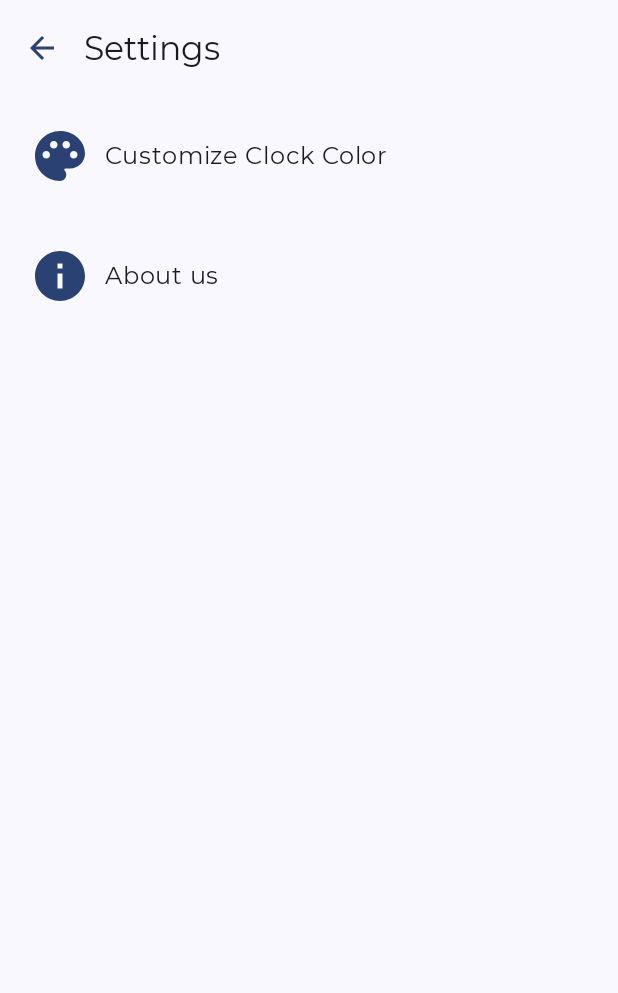
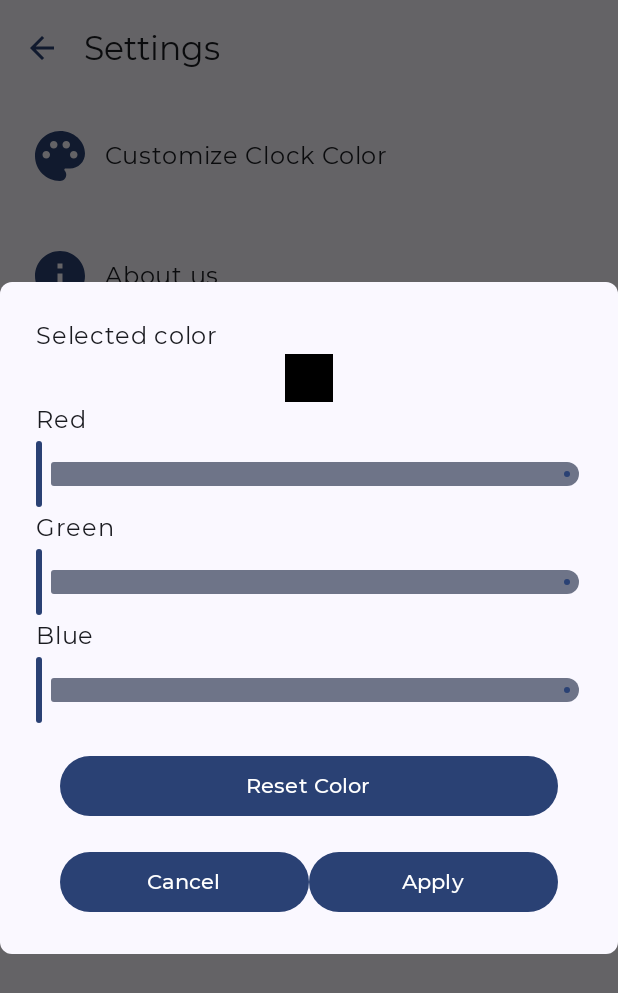
Before and after one commit to Elisszta/android_project, an Android app built with Jetpack Compose: the SettingPage screen opened through its navigation route, after a tap on "Customize Clock Color", on a phone screen of 412 x 824 dp. Shown: the top 993 px of the screen. Run offline under Robolectric (Android 15) with nearby library versions, the phone set to English and light mode, and no system bars; our stand-ins replace window size class.

Commit message:
Settings ui completed

```diff
--- a/EveryClocked/app/src/main/AndroidManifest.xml
+++ b/EveryClocked/app/src/main/AndroidManifest.xml
@@ -14,6 +14,7 @@
         tools:targetApi="31" >
         <activity
             android:name=".MainActivity"
+            android:screenOrientation="portrait"
             android:exported="true"
             android:label="@string/app_name"
             android:theme="@style/Theme.EveryClocked" >
--- /dev/null
+++ b/EveryClocked/app/src/main/java/com/everyclocked/settings/ColorSelection.kt
@@ -0,0 +1,130 @@
+package com.everyclocked.settings
+
+import androidx.compose.foundation.background
+import androidx.compose.foundation.layout.Box
+import androidx.compose.foundation.layout.Column
+import androidx.compose.foundation.layout.Row
+import androidx.compose.foundation.layout.fillMaxWidth
+import androidx.compose.foundation.layout.padding
+import androidx.compose.foundation.layout.size
+import androidx.compose.foundation.layout.width
+import androidx.compose.foundation.shape.RoundedCornerShape
+import androidx.compose.material3.AlertDialog
+import androidx.compose.material3.Button
+import androidx.compose.material3.ExperimentalMaterial3Api
+import androidx.compose.material3.MaterialTheme
+import androidx.compose.material3.Slider
+import androidx.compose.material3.Text
+import androidx.compose.runtime.Composable
+import androidx.compose.runtime.LaunchedEffect
+import androidx.compose.runtime.MutableState
+import androidx.compose.runtime.getValue
+import androidx.compose.runtime.mutableStateOf
+import androidx.compose.runtime.remember
+import androidx.compose.runtime.setValue
+import androidx.compose.ui.Alignment
+import androidx.compose.ui.Alignment.Companion.CenterHorizontally
+import androidx.compose.ui.Modifier
+import androidx.compose.ui.graphics.Color
+import androidx.compose.ui.text.style.TextAlign
+import androidx.compose.ui.unit.dp
+import androidx.compose.ui.window.DialogProperties
+
+@OptIn(ExperimentalMaterial3Api::class)
+@Composable
+fun ColorSelection(
+    showDialog: MutableState<Boolean>
+) {
+    AlertDialog(
+        modifier = Modifier.background(
+            color = MaterialTheme.colorScheme.background,
+            shape = RoundedCornerShape(8.dp)
+        ),
+        onDismissRequest = { showDialog.value = false },
+        properties = DialogProperties(dismissOnBackPress = true, dismissOnClickOutside = false),
+    ) {
+        val red = remember {
+            mutableStateOf(0f)
+        }
+        val green = remember {
+            mutableStateOf(0f)
+        }
+        val blue = remember {
+            mutableStateOf(0f)
+        }
+        val color = remember {
+            mutableStateOf(Color(red.value, green.value, blue.value))
+        }
+        LaunchedEffect(key1 = red.value, key2 = green.value, key3 = blue.value) {
+            color.value = Color(red.value, green.value, blue.value)
+        }
+        Column(modifier = Modifier.padding(24.dp))
+        {
+            Text ("Selected color")
+            Box(
+                contentAlignment = Alignment.Center,
+                modifier = Modifier
+                    .background(color.value)
+                    .size(32.dp)
+                    .align(CenterHorizontally)
+            ) {}
+            Column() {
+                Text(
+                    text = "Red",
+                    textAlign = TextAlign.Start
+                )
+                Slider(
+                    value = red.value,
+                    onValueChange = {
+                        red.value = it
+                    },
+                    valueRange = 0f..1f
+                )
+                Text(
+                    text = "Green",
+                    textAlign = TextAlign.Start
+                )
+                Slider(
+                    value = green.value,
+                    onValueChange = {
+                        green.value = it
+                    },
+                    valueRange = 0f..1f
+                )
+                Text(
+                    text = "Blue",
+                    textAlign = TextAlign.Start
+                )
+                Slider(
+                    value = blue.value,
+                    onValueChange = {
+                        blue.value = it
+                    },
+                    valueRange = 0f..1f
+                )
+            }
+            Button(
+                modifier = Modifier.fillMaxWidth().padding(16.dp),
+                onClick = {},
+            ) {
+                Text("Reset Color")
+            }
+            Row(
+                modifier = Modifier.fillMaxWidth().padding(horizontal = 16.dp)
+            ) {
+                Button(
+                    modifier = Modifier.weight(1f),
+                    onClick = {},
+                        ) {
+                    Text("Cancel")
+                }
+                Button(
+                    modifier = Modifier.weight(1f),
+                    onClick = {},
+                ) {
+                    Text("Apply")
+                }
+            }
+        }
+    }
+}
--- a/EveryClocked/app/src/main/java/com/everyclocked/settings/SettingPage.kt
+++ b/EveryClocked/app/src/main/java/com/everyclocked/settings/SettingPage.kt
@@ -15,7 +15,6 @@ import androidx.compose.foundation.layout.width
 import androidx.compose.material.icons.Icons
 import androidx.compose.material.icons.filled.ArrowBack
 import androidx.compose.material.icons.filled.Info
-import androidx.compose.material.icons.filled.MoreVert
 import androidx.compose.material.icons.filled.Palette
 import androidx.compose.material3.ExperimentalMaterial3Api
 import androidx.compose.material3.Icon
@@ -25,23 +24,22 @@ import androidx.compose.material3.Scaffold
 import androidx.compose.material3.Surface
 import androidx.compose.material3.TopAppBar
 import androidx.compose.material3.Text
-import androidx.compose.material3.rememberBottomSheetScaffoldState
 import androidx.compose.runtime.Composable
 import androidx.compose.runtime.mutableStateOf
 import androidx.compose.runtime.remember
 import androidx.compose.ui.Alignment
 import androidx.compose.ui.Modifier
-import androidx.compose.ui.graphics.Color
-import androidx.compose.ui.res.painterResource
 import androidx.compose.ui.tooling.preview.Preview
 import androidx.compose.ui.unit.dp
-import com.everyclocked.EveryClockApp
 import com.everyclocked.ui.theme.EveryClockedTheme
+import com.everyclocked.utils.ClockViewModel
 
 @SuppressLint("UnusedMaterial3ScaffoldPaddingParameter")
 @OptIn(ExperimentalMaterial3Api::class)
 @Composable
-fun SettingPage() {
+fun SettingPage(
+    clockVM: ClockViewModel
+) {
     val showAbout = remember{
         mutableStateOf(false)
     }
@@ -50,6 +48,9 @@ fun SettingPage() {
     }
     if (showAbout.value) {
         AboutUs(showDialog = showAbout)
+    }
+    if (showColor.value) {
+        ColorSelection(showDialog = showColor)
     }
     Scaffold(
         topBar = {
@@ -80,7 +81,7 @@ fun SettingPage() {
                     .fillMaxWidth()
                     .height(80.dp)
                     .clickable {
-                        /*TODO*/
+                        showColor.value = true
                     },
             ){
                 Spacer(Modifier.width(20.dp))
@@ -119,45 +120,3 @@ fun SettingPage() {
         }
     }
 }
-
-
-@OptIn(ExperimentalMaterial3Api::class)
-@Composable
-fun ColorSettings() {
-    Scaffold(
-        topBar = {
-            TopAppBar(
-                title = {
-                    Text("Settings")
-                },
-                navigationIcon = {
-                    IconButton(onClick = { /*TODO*/ }) {
-                        Icon(
-                            Icons.Filled.ArrowBack,
-                            contentDescription = null,
-                            tint = MaterialTheme.colorScheme.primary
-                        )
-                    }
-                }
-            )
-        },
-    ) {
-        it
-    }
-}
-
-
-@Preview
-@Preview("Drawer contents dark", uiMode = Configuration.UI_MODE_NIGHT_YES)
-@Composable
-fun PreViewSettings() {
-    EveryClockedTheme {
-        // A surface container using the 'background' color from the theme
-        Surface(
-            modifier = Modifier.fillMaxSize(),
-            color = MaterialTheme.colorScheme.background
-        ) {
-            SettingPage()
-        }
-    }
-}
--- a/EveryClocked/app/src/main/java/com/everyclocked/utils/ClockNaviGraph.kt
+++ b/EveryClocked/app/src/main/java/com/everyclocked/utils/ClockNaviGraph.kt
@@ -31,7 +31,7 @@ fun ClockNavGraph(
             FocusMode()
         }
         composable(EveryClockedDestinations.SETTINGS_ROUTE) {
-            SettingPage()
+            SettingPage(viewModel)
         }
     }
 }
```
Also changed, not shown: EveryClocked/app/src/main/java/com/everyclocked/settings/AboutUsDialog.kt (+24 -3 lines), EveryClocked/app/src/main/java/com/everyclocked/utils/ClockViewModel.kt (+3 -26 lines).
